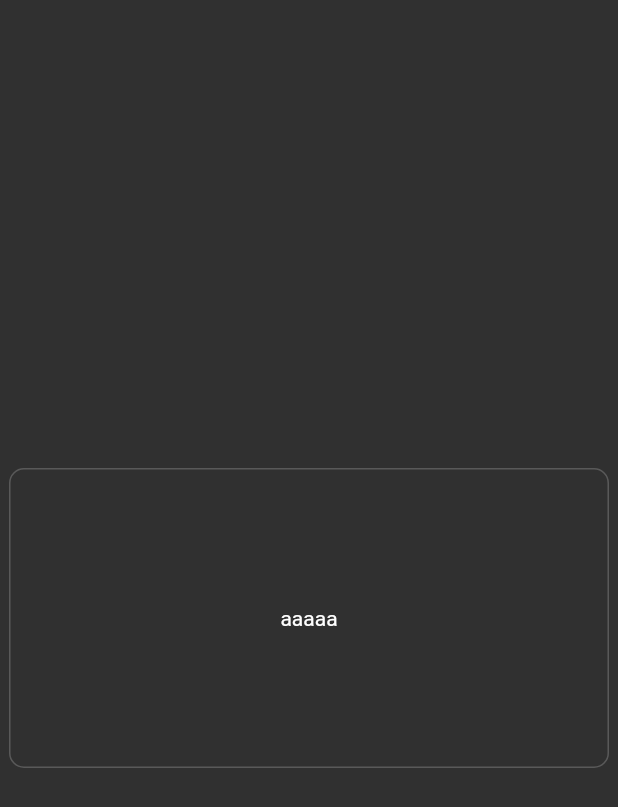
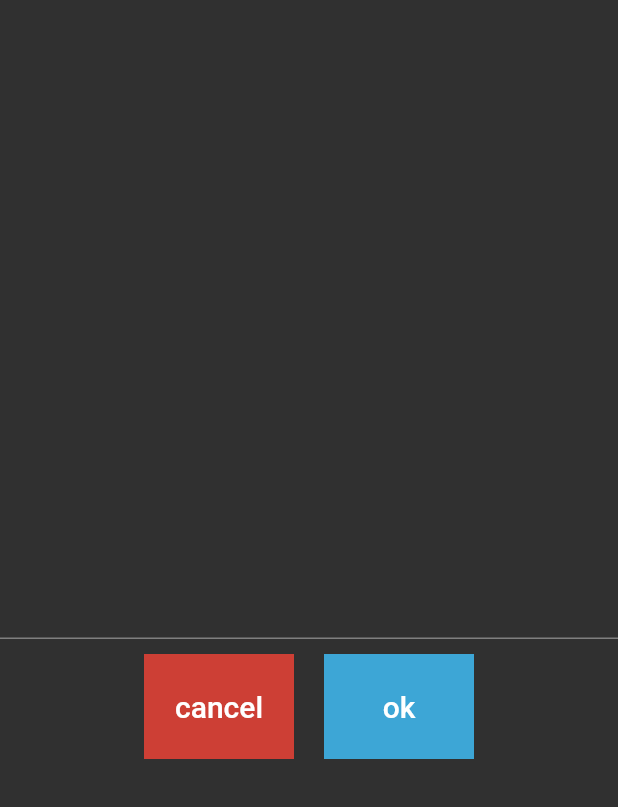
Before and after one commit to hiromu73/watch_app, a Flutter app: the NewAlarm screen opened directly, on a phone screen of 412 x 824 dp. Shown: the top 807 px of the screen. Run offline on Flutter 3.47's test engine with Material 2 defaults, Android fonts, the phone set to English and light mode, and no system bars.

Commit message:
久々に開発できた。NEW Timerの実装を悩み中

```diff
--- a/lib/newpage/newalarm.dart
+++ b/lib/newpage/newalarm.dart
@@ -1,5 +1,7 @@
 
 import 'package:flutter/material.dart';
+
+import '../homewatch.dart';
 
 
 ///新たにアラームの設定をする画面
@@ -13,20 +15,55 @@ class _NewAlarmState extends State<NewAlarm> {
   @override
   Widget build(BuildContext context) {
     return Scaffold(
-      body: Center(
-        child: Container(
-        width: 400,
-        height: 200,
-        decoration: BoxDecoration(
-          borderRadius: BorderRadius.circular(10),
-          border: Border.all(color: Colors.white.withOpacity(0.2)
-          )
-        ),
-          child: Center(
-            child: Text('aaaaa'),
-          )
-      )
-    ),
+        body: Column(
+          mainAxisAlignment: MainAxisAlignment.center,
+          children: [
+            Center(
+              child: TextField(
+                style: TextStyle(fontSize: 80),
+              ),
+            ),
+            Row(
+              mainAxisAlignment: MainAxisAlignment.center,
+              children: [
+                Container(
+                  width: 100,
+                  height: 70,
+                  color: Colors.red.withOpacity(0.8),
+                  margin: EdgeInsets.all(10.0),
+                  child: TextButton(
+                    onPressed: () {
+                      Navigator.push(context, MaterialPageRoute(builder: (context) => HomeWatch(),
+                      ));
+                    },
+                    child: Text("cancel",
+                      style: TextStyle(
+                      fontSize: 20,
+                      color: Colors.white),
+                    ),
+                  ),
+                ),
+                Container(
+                  width: 100,
+                  height: 70,
+                  color: Colors.lightBlueAccent.withOpacity(0.8),
+                  margin: EdgeInsets.all(10.0),
+                  child: TextButton(
+                    onPressed: () {
+                      Navigator.push(context, MaterialPageRoute(builder: (context) => HomeWatch(),
+                      ));
+                    },
+                    child: Text("ok",
+                      style: TextStyle(
+                          fontSize: 20,
+                          color: Colors.white),
+                    ),
+                  ),
+                )
+              ],
+            )
+          ],
+        )
     );
   }
 }
```
